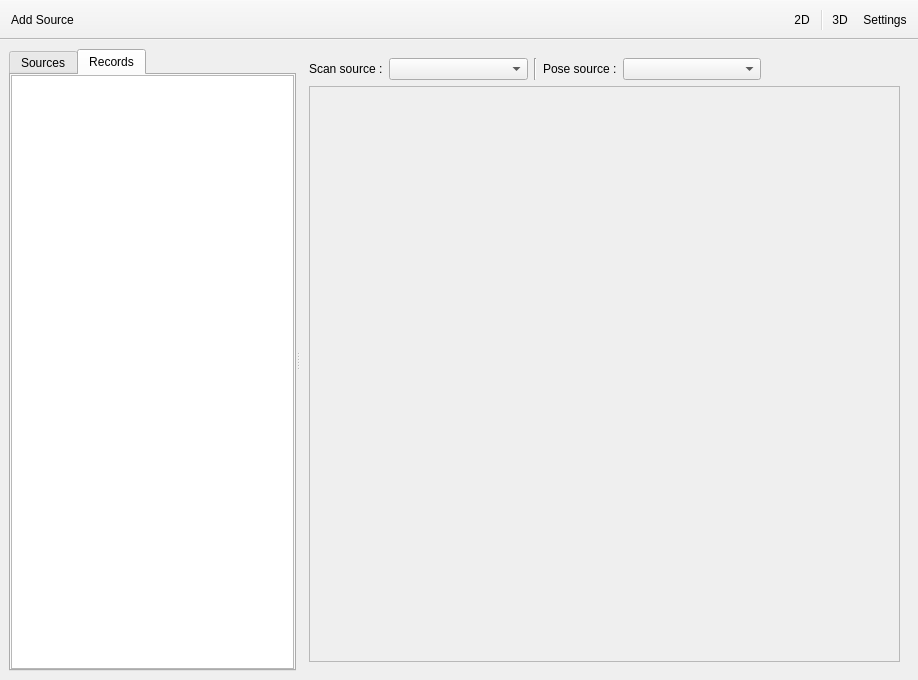
First picture: the form in applications/viewer/radiumViewer6/MainWindow.ui, repository T-PLAY/hub, before the edit.
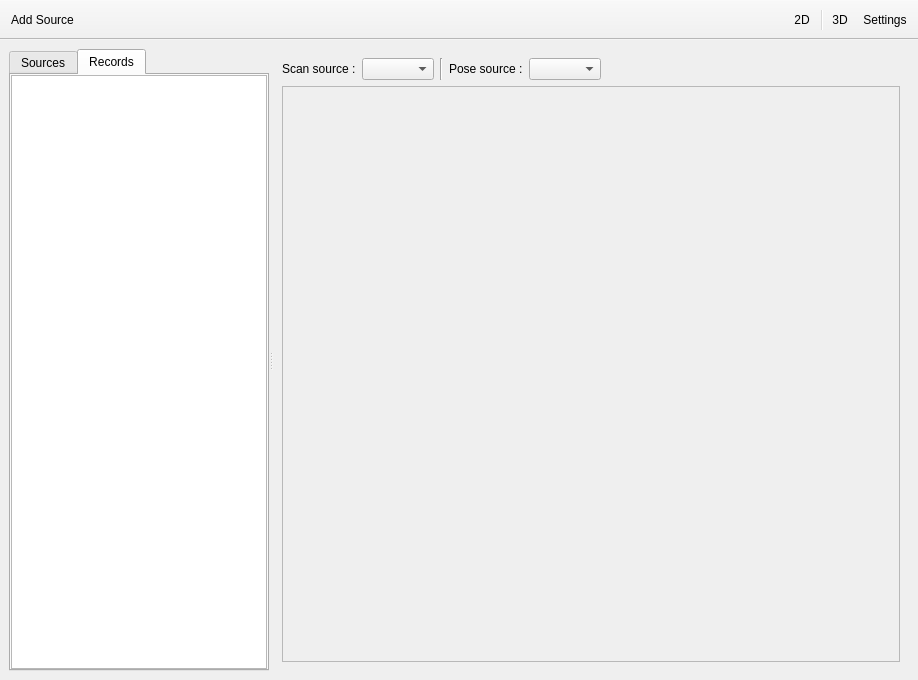
Second picture: the form after the edit. The open tabs and pages were chosen to show the change.

Diff of the .ui file:
```diff
--- a/applications/viewer/radiumViewer6/MainWindow.ui
+++ b/applications/viewer/radiumViewer6/MainWindow.ui
@@ -232,7 +232,7 @@
              </property>
              <property name="sizeHint" stdset="0">
               <size>
-               <width>40</width>
+               <width>1920</width>
                <height>20</height>
               </size>
              </property>
```
Left out of the diff: 4 changed lines with no effect on the pictures.
